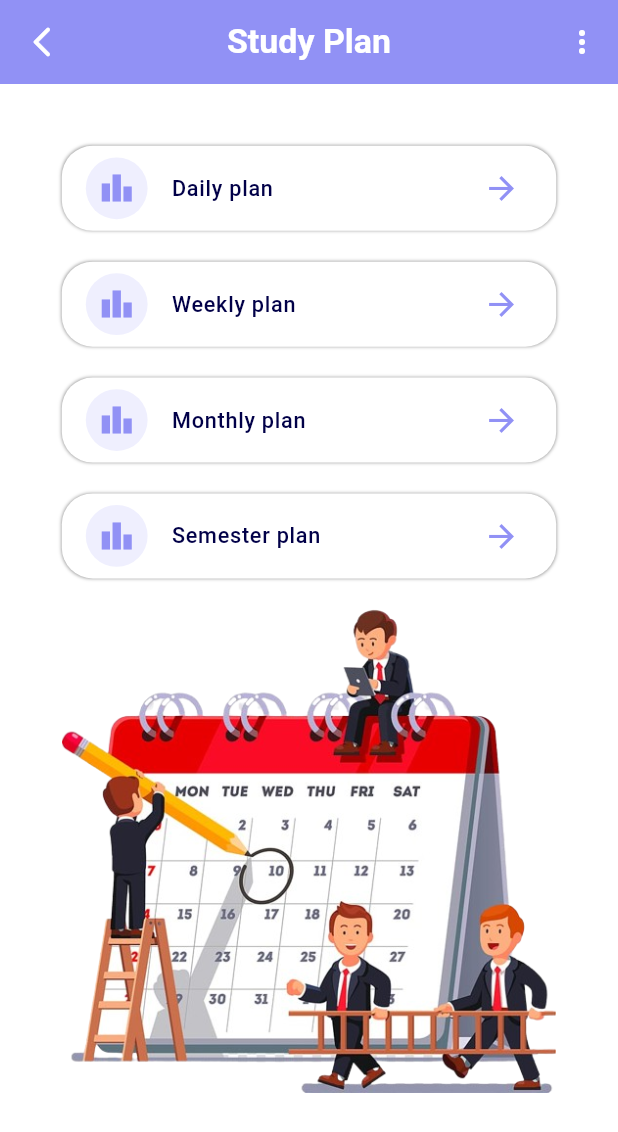
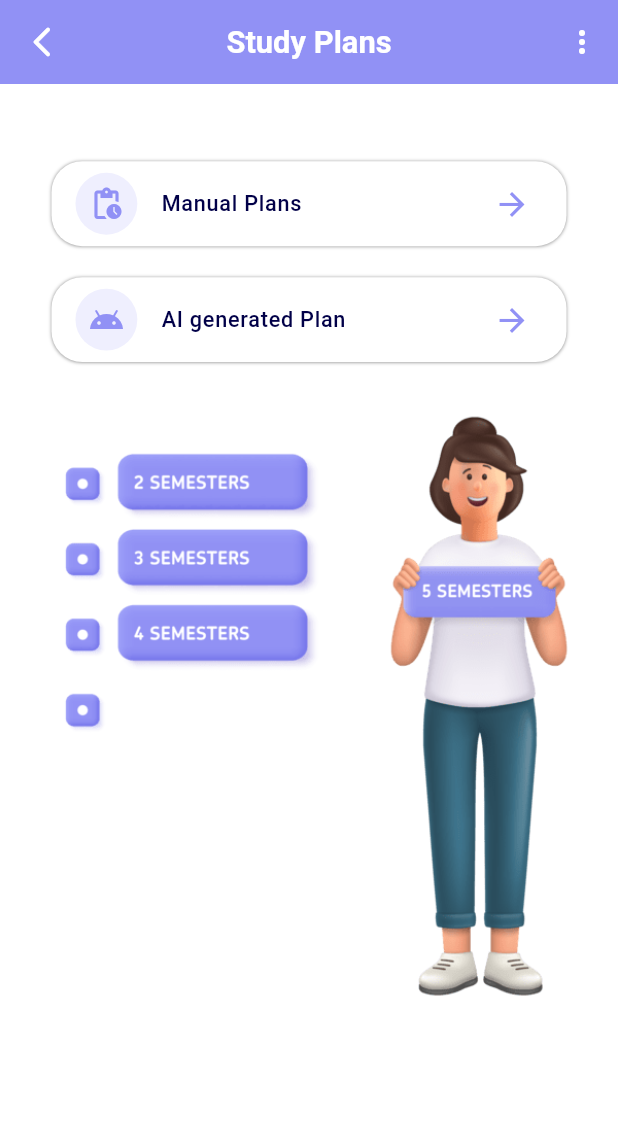
Before and after one commit to delbertkimbi/GPA_Guide, a Flutter app: the screen it shows after launch, after a tap on "Study plan", on a phone screen of 412 x 824 dp. Shown: the top 1132 px of the screen. Run offline on Flutter 3.47's test engine with Material 3 defaults, Android fonts, the light colour scheme and no system bars; our stand-ins replace auto_route, carousel_slider, dash_chat_2, firebase_auth, firebase_core, flutter_bloc and 11 more; accounts and stored records are empty.

Commit message:
added AI plans section and Re-sources setion

```diff
--- a/gpa_calcos/lib/Presentation/Custom/Widgets/drawer.dart
+++ b/gpa_calcos/lib/Presentation/Custom/Widgets/drawer.dart
@@ -149,10 +149,10 @@ class _CustomDrawerState extends State<CustomDrawer> {
                   ),
                 ),
                 GestureDetector(
-                  onTap: () =>
-                      AutoRouter.of(context).push(const Learningpage()),
+                  onTap: () => AutoRouter.of(context)
+                      .push(const LearningRourcesLanding()),
                   child: CustomListTile(
-                    title: "Study Resources",
+                    title: "Learning Resources",
                     icon: Icon(
                       Icons.search_rounded,
                       color: MainColors.color2,
--- a/gpa_calcos/lib/Presentation/Custom/Widgets/headers.dart
+++ b/gpa_calcos/lib/Presentation/Custom/Widgets/headers.dart
@@ -7,7 +7,6 @@ class Headers extends StatelessWidget {
 
   @override
   Widget build(BuildContext context) {
-
     TextStyle tableText1 = TextStyle(
       color: Colors.white,
       fontSize: 20.sp,
--- a/gpa_calcos/lib/Presentation/Routes/app_router.dart
+++ b/gpa_calcos/lib/Presentation/Routes/app_router.dart
@@ -10,9 +10,11 @@ class AppRouter extends $AppRouter {
         AutoRoute(page: HomePage.page),
         AutoRoute(page: LogIn.page),
         AutoRoute(page: SignUp.page),
-        AutoRoute(page: SignUp.page),
+        AutoRoute(page: StudyPlanLandingPage.page),
+        AutoRoute(page: LearningRourcesLanding.page),
         AutoRoute(page: PlannerLandingPage.page),
         AutoRoute(page: GradingSystem.page),
+        AutoRoute(page: Learningpage.page),
         AutoRoute(page: ResultPage.page),
         AutoRoute(page: GetSubjectInfo.page),
         AutoRoute(page: CgpaInfo.page),
--- a/gpa_calcos/lib/Presentation/screens/GPA goals/gpa_goals.dart
+++ b/gpa_calcos/lib/Presentation/screens/Study planner/landing.dart
@@ -5,18 +5,17 @@ import 'package:flutter_screenutil/flutter_screenutil.dart';
 import 'package:gpa_calcos/Presentation/Custom/files/colors.dart';
 import 'package:gpa_calcos/Presentation/Custom/files/custom_plan.dart';
 import 'package:gpa_calcos/Presentation/Routes/app_router.gr.dart';
-import 'package:gpa_calcos/Presentation/screens/GPA%20goals/individual_goals.dart';
 import 'package:gpa_calcos/Presentation/screens/customized.dart';
 
 @RoutePage()
-class GpaGoals extends StatefulWidget {
-  const GpaGoals({super.key});
+class StudyPlanLandingPage extends StatefulWidget {
+  const StudyPlanLandingPage({super.key});
 
   @override
-  State<GpaGoals> createState() => _GpaGoalsState();
+  State<StudyPlanLandingPage> createState() => _StudyPlanLandingPageState();
 }
 
-class _GpaGoalsState extends State<GpaGoals> {
+class _StudyPlanLandingPageState extends State<StudyPlanLandingPage> {
   void onMenuItemSelected(int item) {
     // Handle menu item selection based on the value
     switch (item) {
@@ -38,9 +37,9 @@ class _GpaGoalsState extends State<GpaGoals> {
         elevation: 0,
         centerTitle: true,
         title: Text(
-          'GPA Goals',
+          'Study Plans',
           style: TextStyle(
-              fontSize: 22.sp,
+              fontSize: 20.sp,
               fontWeight: FontWeight.w600,
               color: Colors.white),
         ),
@@ -56,7 +55,7 @@ class _GpaGoalsState extends State<GpaGoals> {
               PopupMenuItem<int>(
                 value: 1,
                 child: Text(
-                  'Start Plan',
+                  'Get a plan',
                   style: TextStyle(
                     fontSize: 15.sp,
                     color: MainColors.color1,
@@ -98,9 +97,7 @@ class _GpaGoalsState extends State<GpaGoals> {
                 );
                 FirebaseAuth.instance.authStateChanges().listen((User? user) {
                   if (user != null) {
-                    Navigator.of(context).push(MaterialPageRoute(
-                      builder: (context) => const IndividaulGoals(),
-                    ));
+                    AutoRouter.of(context).push(const PlannerLandingPage());
                   } else {
                     context.router.replace(
                         const LogIn()); // Navigate to LogIn if logged out
@@ -108,8 +105,8 @@ class _GpaGoalsState extends State<GpaGoals> {
                 });
               },
               child: const OptionBox(
-                optiontext: 'Personal Goals',
-                optionICon: Icons.person,
+                optiontext: 'Manual Plans',
+                optionICon: Icons.pending_actions,
                 iconColor: Colors.black,
                 index: '1',
               ),
@@ -121,12 +118,12 @@ class _GpaGoalsState extends State<GpaGoals> {
               onTap: () {
                 Navigator.of(context)
                     .push(MaterialPageRoute(builder: (BuildContext context) {
-                  return const CustomizedPage(title: 'Group Goals');
+                  return const CustomizedPage(title: 'AI Study Plan');
                 }));
               },
               child: const OptionBox(
-                optiontext: 'Group Goals',
-                optionICon: Icons.group,
+                optiontext: 'AI generated Plan',
+                optionICon: Icons.android,
                 iconColor: Colors.black,
                 index: '2',
               ),
@@ -134,7 +131,7 @@ class _GpaGoalsState extends State<GpaGoals> {
             SizedBox(
               height: 30.h,
             ),
-            Image.asset('assets/bob6.png'),
+            Image.asset('assets/bob4.png'),
           ],
         ),
       ),
--- a/gpa_calcos/lib/Presentation/screens/Study planner/study_planner.dart
+++ b/gpa_calcos/lib/Presentation/screens/Study planner/study_planner.dart
@@ -35,7 +35,7 @@ class _PlannerLandingPageState extends State<PlannerLandingPage> {
         elevation: 0,
         centerTitle: true,
         title: Text(
-          'Study Plan',
+          'Manual Plans',
           style: TextStyle(
               fontSize: 22.sp,
               fontWeight: FontWeight.w600,
@@ -97,7 +97,7 @@ class _PlannerLandingPageState extends State<PlannerLandingPage> {
                         AutoRouter.of(context).push(const DailySchedules()),
                     child: const OptionBox(
                       index: '1',
-                      optiontext: 'Daily plan',
+                      optiontext: 'Daily Schedules',
                       optionICon: Icons.leaderboard_sharp,
                       iconColor: Colors.yellow,
                     ),
@@ -110,7 +110,7 @@ class _PlannerLandingPageState extends State<PlannerLandingPage> {
                         AutoRouter.of(context).push(const WeeklySchedules()),
                     child: const OptionBox(
                       index: '2',
-                      optiontext: 'Weekly plan',
+                      optiontext: 'Weekly Schedules',
                       optionICon: Icons.leaderboard_sharp,
                       iconColor: Colors.yellow,
                     ),
@@ -123,7 +123,7 @@ class _PlannerLandingPageState extends State<PlannerLandingPage> {
                         AutoRouter.of(context).push(const MonthlySchedules()),
                     child: const OptionBox(
                       index: '3',
-                      optiontext: 'Monthly plan',
+                      optiontext: 'Monthly Schedules',
                       optionICon: Icons.leaderboard_sharp,
                       iconColor: Colors.white,
                     ),
--- a/gpa_calcos/lib/home.dart
+++ b/gpa_calcos/lib/home.dart
@@ -194,7 +194,7 @@ class _HomePageState extends State<HomePage> {
                           color: MainColors.color4,
                           icon: Icons.menu_book_sharp,
                           text: 'Study plan',
-                          page: const PlannerLandingPage(),
+                          page: const StudyPlanLandingPage(),
                         ),
                       ],
                     ),
@@ -221,8 +221,8 @@ class _HomePageState extends State<HomePage> {
                           textColor: MainColors.color1,
                           color: MainColors.color4,
                           icon: Icons.grade_rounded,
-                          text: 'Grade System',
-                          page: const GradingSystem(),
+                          text: 'Re-Sources',
+                          page: const Learningpage(),
                         ),
                       ],
                     ),
@@ -238,10 +238,7 @@ class _HomePageState extends State<HomePage> {
                 child: CarouselSlider(
                   items: [
                     // Define each image item here
-                    Image.asset(
-                      'assets/bob2.png',
-                      fit: BoxFit.cover,
-                    ),
+
                     Image.asset(
                       'assets/bob1.png',
                       fit: BoxFit.cover,
@@ -263,7 +260,10 @@ class _HomePageState extends State<HomePage> {
                       'assets/bob6.png',
                       fit: BoxFit.cover,
                     ),
-
+                    Image.asset(
+                      'assets/bob2.png',
+                      fit: BoxFit.cover,
+                    ),
                     // Add more image assets as needed
                   ],
                   options: CarouselOptions(
@@ -332,7 +332,7 @@ class _HomePageState extends State<HomePage> {
               style: TextStyle(
                 fontSize: 14.sp,
                 fontWeight: FontWeight.w500,
-                //color: Colors.white,
+                //color: Colors.white, Resources, Materials
                 color: textColor,
               ),
             ),
--- a/gpa_calcos/pubspec.yaml
+++ b/gpa_calcos/pubspec.yaml
@@ -32,6 +32,7 @@ dependencies:
   syncfusion_flutter_calendar: ^25.2.6+1
   path_provider: ^2.1.3
   permission_handler: ^11.3.1
+  table_calendar: ^3.1.2
 dev_dependencies:
   auto_route_generator: ^8.0.0
   flutter_test:
```
Also changed, not shown: gpa_calcos/lib/Presentation/screens/Study Resources/learning_resources.dart (added, +81 -0 lines), gpa_calcos/lib/Presentation/screens/Study Resources/resource_landing.dart (added, +79 -0 lines), gpa_calcos/lib/Presentation/screens/learning_resources.dart (deleted, +0 -44 lines), gpa_calcos/lib/Presentation/Routes/app_router.gr.dart, gpa_calcos/pubspec.lock, 1 other file.
